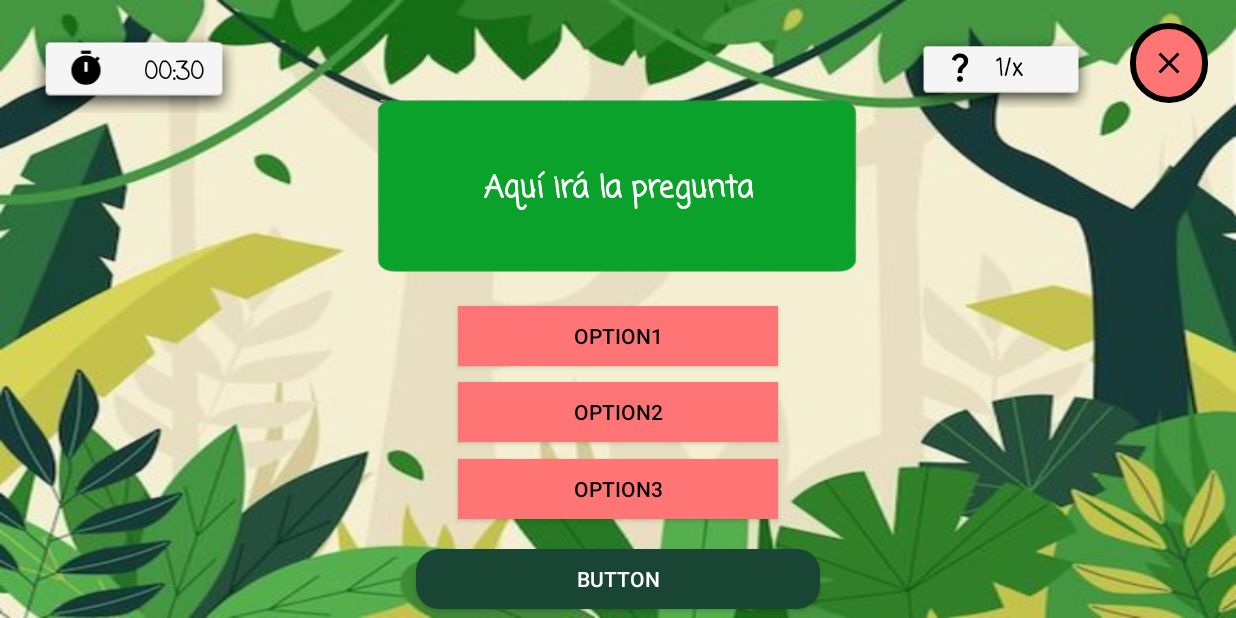
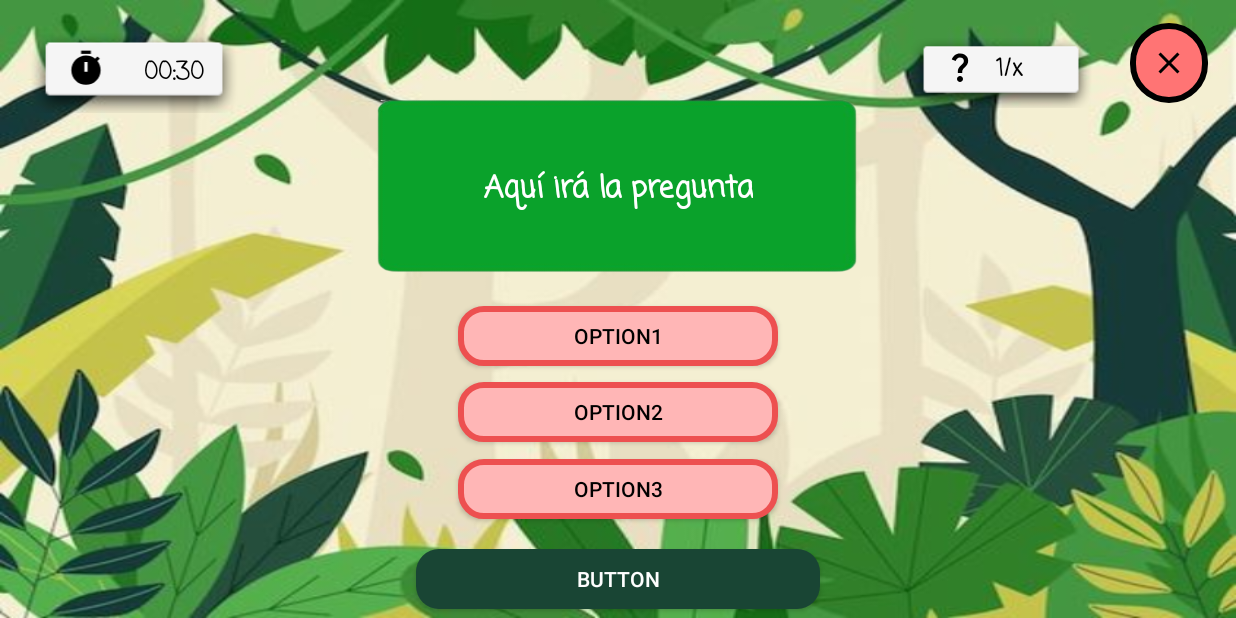
Before and after one commit to iscRamirezAbril/Android_QuizApp_SQLite_v2, an Android app: the Quiz_Activity screen opened directly, with no data from a screen before it, after a tap on "BUTTON", on a phone screen of 824 x 412 dp (held sideways). Run offline under Robolectric (Android 15) with nearby library versions, the phone set to English and light mode, and no system bars; 7 statements that could not run were skipped; 3 other taps on this screen came first.

Commit message:
Diseño para los botones de las encuestas, corregido.

```diff
--- a/app/src/main/java/com/example/android_quizapp_sqlite_v3/Quiz_Activity.java
+++ b/app/src/main/java/com/example/android_quizapp_sqlite_v3/Quiz_Activity.java
@@ -1,10 +1,12 @@
 package com.example.android_quizapp_sqlite_v3;
 
 import androidx.appcompat.app.AppCompatActivity;
+import androidx.core.content.ContextCompat;
 
 import android.content.Intent;
 import android.content.res.ColorStateList;
 import android.graphics.Color;
+import android.graphics.drawable.Drawable;
 import android.os.CountDownTimer;
 import android.view.View;
 import android.view.Window;
@@ -18,6 +20,7 @@ import java.util.ArrayList;
 import java.util.Collections;
 import java.util.List;
 import java.util.Locale;
+import android.graphics.drawable.GradientDrawable;
 
 public class Quiz_Activity extends AppCompatActivity {
     private QuizDbHelper dbHelper;
@@ -53,6 +56,9 @@ public class Quiz_Activity extends AppCompatActivity {
     private int score = 0;
     private final int COLOR_SELECTED = Color.YELLOW;
     private final int COLOR_DEFAULT = Color.WHITE;
+
+    private GradientDrawable defaultBackground;
+    private GradientDrawable selectedBackground;
 
 
     @Override
@@ -91,19 +97,31 @@ public class Quiz_Activity extends AppCompatActivity {
         buttonOption2.setOnClickListener(v -> selectedOption = 2);
         buttonOption3.setOnClickListener(v -> selectedOption = 3);
 
+        defaultBackground = (GradientDrawable) ContextCompat.getDrawable(this, R.drawable.borderbutton_default);
+
+        selectedBackground = (GradientDrawable) ContextCompat.getDrawable(this, R.drawable.borderbutton_selected);
+
+        resetButtonColors();  // Llamar a este método después de inicializar tus botones.
+
+        buttonOption1.setBackground(defaultBackground);
+        buttonOption2.setBackground(defaultBackground);
+        buttonOption3.setBackground(defaultBackground);
+
         buttonOption1.setOnClickListener(v -> {
             resetButtonColors();
-            buttonOption1.setBackgroundColor(COLOR_SELECTED);
+            buttonOption1.setBackground(selectedBackground);
             selectedOption = 1;
         });
+
         buttonOption2.setOnClickListener(v -> {
             resetButtonColors();
-            buttonOption2.setBackgroundColor(COLOR_SELECTED);
+            buttonOption2.setBackground(selectedBackground);
             selectedOption = 2;
         });
+
         buttonOption3.setOnClickListener(v -> {
             resetButtonColors();
-            buttonOption3.setBackgroundColor(COLOR_SELECTED);
+            buttonOption3.setBackground(selectedBackground);
             selectedOption = 3;
         });
 
@@ -192,21 +210,24 @@ public class Quiz_Activity extends AppCompatActivity {
     }
 
     private void showSolution() {
-        buttonOption1.setBackgroundColor(Color.rgb(255, 116, 116));
-        buttonOption2.setBackgroundColor(Color.rgb(255, 116, 116));
-        buttonOption3.setBackgroundColor(Color.rgb(255, 116, 116));
+        Drawable incorrectAnswer = ContextCompat.getDrawable(this, R.drawable.borderbutton_wrong);
+        Drawable correctAnswer = ContextCompat.getDrawable(this, R.drawable.borderbutton_correct);
+
+        buttonOption1.setBackground(incorrectAnswer);
+        buttonOption2.setBackground(incorrectAnswer);
+        buttonOption3.setBackground(incorrectAnswer);
 
         switch (currentQuestion.getAnswerNr()) {
             case 1:
-                buttonOption1.setBackgroundColor(Color.rgb(217, 241, 167));
+                buttonOption1.setBackground(correctAnswer);
                 textViewQuestion.setText("¡La respuesta 1 es correcta!");
                 break;
             case 2:
-                buttonOption2.setBackgroundColor(Color.rgb(217, 241, 167));
+                buttonOption2.setBackground(correctAnswer);
                 textViewQuestion.setText("¡La respuesta 2 es correcta!");
                 break;
             case 3:
-                buttonOption3.setBackgroundColor(Color.rgb(217, 241, 167));
+                buttonOption3.setBackground(correctAnswer);
                 textViewQuestion.setText("¡La respuesta 3 es correcta!");
                 break;
         }
@@ -219,9 +240,11 @@ public class Quiz_Activity extends AppCompatActivity {
     }
 
     private void resetButtonColors() {
-        buttonOption1.setBackgroundColor(COLOR_DEFAULT);
-        buttonOption2.setBackgroundColor(COLOR_DEFAULT);
-        buttonOption3.setBackgroundColor(COLOR_DEFAULT);
+        Drawable defaultBackground = ContextCompat.getDrawable(this, R.drawable.borderbutton_default);
+
+        buttonOption1.setBackground(defaultBackground);
+        buttonOption2.setBackground(defaultBackground);
+        buttonOption3.setBackground(defaultBackground);
     }
 
     private void finishQuiz() {
--- /dev/null
+++ b/app/src/main/res/drawable/borderbutton_correct.xml
@@ -0,0 +1,6 @@
+<?xml version="1.0" encoding="utf-8"?>
+<shape xmlns:android="http://schemas.android.com/apk/res/android">
+    <solid android:color="#64E059"/> <!-- Color verde para correcto -->
+    <corners android:radius="15dp"/>
+    <stroke android:width="4dp" android:color="#275526"/>
+</shape>
--- /dev/null
+++ b/app/src/main/res/drawable/borderbutton_selected.xml
@@ -0,0 +1,6 @@
+<?xml version="1.0" encoding="utf-8"?>
+<shape xmlns:android="http://schemas.android.com/apk/res/android">
+    <solid android:color="#D9D75E"/> <!-- Color amarillo para seleccionado -->
+    <corners android:radius="15dp"/>
+    <stroke android:width="4dp" android:color="#838238"/>
+</shape>
--- /dev/null
+++ b/app/src/main/res/drawable/borderbutton_states.xml
@@ -0,0 +1,6 @@
+<?xml version="1.0" encoding="utf-8"?>
+<selector xmlns:android="http://schemas.android.com/apk/res/android">
+    <item android:drawable="@drawable/borderbutton_selected" android:state_selected="true"/>
+    <!-- Puedes agregar estados adicionales si lo necesitas -->
+    <item android:drawable="@drawable/borderbutton_default"/>
+</selector>
--- /dev/null
+++ b/app/src/main/res/drawable/borderbutton_wrong.xml
@@ -0,0 +1,6 @@
+<?xml version="1.0" encoding="utf-8"?>
+<shape xmlns:android="http://schemas.android.com/apk/res/android">
+    <solid android:color="#FFB6B6"/> <!-- Color rojo para incorrecto -->
+    <corners android:radius="15dp"/>
+    <stroke android:width="4dp" android:color="#ED5050"/>
+</shape>
--- a/app/src/main/res/layout/activity_quiz.xml
+++ b/app/src/main/res/layout/activity_quiz.xml
@@ -122,7 +122,7 @@
         android:id="@+id/btnOption1"
         android:layout_width="213dp"
         android:layout_height="40dp"
-        android:background="@drawable/borderbutton3"
+        android:background="@drawable/borderbutton_states"
         android:contentDescription="NULL"
         android:text="Option1"
         android:textColor="#000000"
@@ -136,7 +136,7 @@
         android:id="@+id/btnOption2"
         android:layout_width="213dp"
         android:layout_height="40dp"
-        android:background="@drawable/borderbutton3"
+        android:background="@drawable/borderbutton_states"
         android:contentDescription="NULL"
         android:text="Option2"
         android:textColor="#000000"
@@ -150,7 +150,7 @@
         android:id="@+id/btnOption3"
         android:layout_width="213dp"
         android:layout_height="40dp"
-        android:background="@drawable/borderbutton3"
+        android:background="@drawable/borderbutton_states"
         android:contentDescription="NULL"
         android:text="Option3"
         android:textColor="#000000"
--- a/app/src/main/res/layout/activity_quizmenu.xml
+++ b/app/src/main/res/layout/activity_quizmenu.xml
@@ -12,7 +12,7 @@
         android:id="@+id/btnMixedQuiz"
         android:layout_width="105dp"
         android:layout_height="107dp"
-        android:background="@drawable/borderbutton3"
+        android:background="@drawable/borderbutton_default"
         android:contentDescription="NULL"
         android:scaleType="centerCrop"
         android:src="@drawable/exam_mixed"
@@ -78,7 +78,7 @@
         android:id="@+id/btnAddQuiz"
         android:layout_width="105dp"
         android:layout_height="107dp"
-        android:background="@drawable/borderbutton3"
+        android:background="@drawable/borderbutton_default"
         android:contentDescription="NULL"
         android:scaleType="centerCrop"
         android:src="@drawable/exam_additions"
@@ -93,7 +93,7 @@
         android:id="@+id/btnSubsQuiz"
         android:layout_width="105dp"
         android:layout_height="107dp"
-        android:background="@drawable/borderbutton3"
+        android:background="@drawable/borderbutton_default"
         android:contentDescription="NULL"
         android:scaleType="centerCrop"
         android:src="@drawable/exam_substractions"
@@ -108,7 +108,7 @@
         android:id="@+id/btnMultiQuiz"
         android:layout_width="105dp"
         android:layout_height="107dp"
-        android:background="@drawable/borderbutton3"
+        android:background="@drawable/borderbutton_default"
         android:contentDescription="NULL"
         android:scaleType="centerCrop"
         android:src="@drawable/exam_multiplications"
@@ -122,7 +122,7 @@
         android:id="@+id/btnDivQuiz"
         android:layout_width="105dp"
         android:layout_height="107dp"
-        android:background="@drawable/borderbutton3"
+        android:background="@drawable/borderbutton_default"
         android:contentDescription="NULL"
         android:scaleType="centerCrop"
         android:src="@drawable/exam_divisions"
```
Also changed, not shown: app/src/main/res/drawable/borderbutton_default.xml (renamed from app/src/main/res/drawable/borderbutton3.xml).
